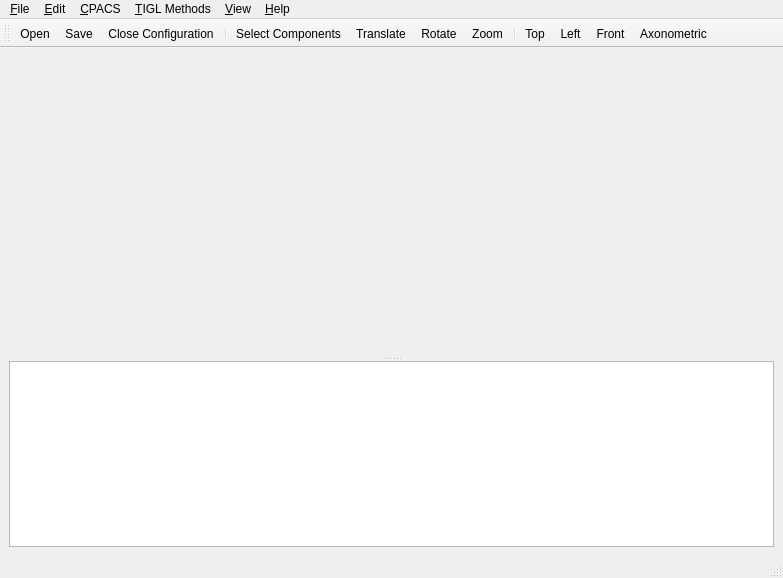
Above: TIGLViewer/src/TIGLViewerWindow.ui from DLR-SC/tigl before the change. Below: the same form after it.
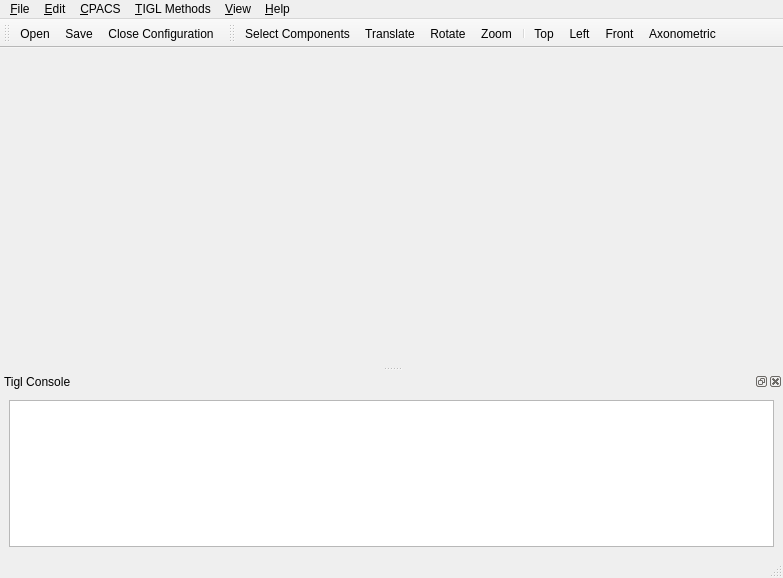
That is the form after the change. Icons and pictures are not drawn. Custom widgets are drawn as their Qt base class.

Commit message: Tigl console can now be repositioned and undocked. Also the window size and position and the position of the toolbars are saved and restored when opening TIGLViewer next time.

Diff of the .ui file:
```diff
--- a/TIGLViewer/src/TIGLViewerWindow.ui
+++ b/TIGLViewer/src/TIGLViewerWindow.ui
@@ -26,10 +26,6 @@
    </property>
    <layout class="QVBoxLayout" name="verticalLayout">
     <item>
-     <widget class="QSplitter" name="splitter">
-      <property name="orientation">
-       <enum>Qt::Vertical</enum>
-      </property>
       <widget class="TIGLViewerWidget" name="myOCC" native="true">
        <property name="sizePolicy">
         <sizepolicy hsizetype="Preferred" vsizetype="Preferred">
@@ -44,15 +40,6 @@
         </size>
        </property>
       </widget>
-      <widget class="Console" name="console">
-       <property name="baseSize">
-        <size>
-         <width>0</width>
-         <height>100</height>
-        </size>
-       </property>
-      </widget>
-     </widget>
     </item>
    </layout>
   </widget>
@@ -239,7 +226,17 @@
    <addaction name="openAction"/>
    <addaction name="saveAction"/>
    <addaction name="closeAction"/>
-   <addaction name="separator"/>
+  </widget>
+  <widget class="QToolBar" name="toolBarView">
+   <property name="windowTitle">
+    <string>Views</string>
+   </property>
+   <attribute name="toolBarArea">
+    <enum>TopToolBarArea</enum>
+   </attribute>
+   <attribute name="toolBarBreak">
+    <bool>false</bool>
+   </attribute>
    <addaction name="selectAction"/>
    <addaction name="panAction"/>
    <addaction name="rotAction"/>
@@ -250,6 +247,28 @@
    <addaction name="viewFrontAction"/>
    <addaction name="viewAxoAction"/>
   </widget>
+  <widget class="QDockWidget" name="consoleDockWidget">
+   <property name="windowTitle">
+    <string>Tigl Console</string>
+   </property>
+   <attribute name="dockWidgetArea">
+    <number>8</number>
+   </attribute>
+   <widget class="QWidget" name="dockWidgetContents_2">
+    <layout class="QVBoxLayout" name="verticalLayout2">
+     <item>
+      <widget class="Console" name="console">
+       <property name="baseSize">
+        <size>
+         <width>0</width>
+         <height>100</height>
+        </size>
+       </property>
+      </widget>
+     </item>
+    </layout>
+   </widget>
+  </widget>
   <action name="newAction">
    <property name="text">
     <string>&amp;New</string>
```
Left out of the diff: 2 changed lines with no effect on the pictures. Lines whose indentation alone changed are shown as unchanged. The commit also changes 3 other files.
